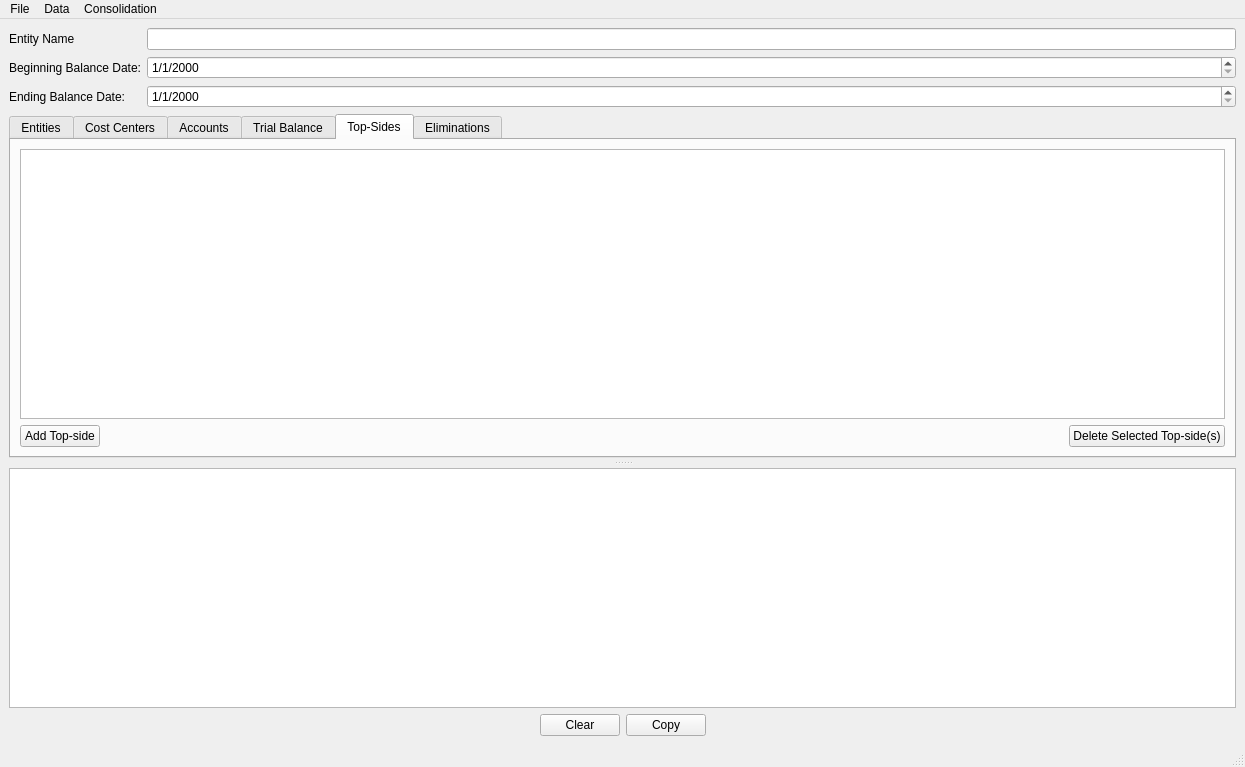
Qt form ui/MainWindow4.ui (herrsmitty8128/ConsolidationBuilder) before a commit.
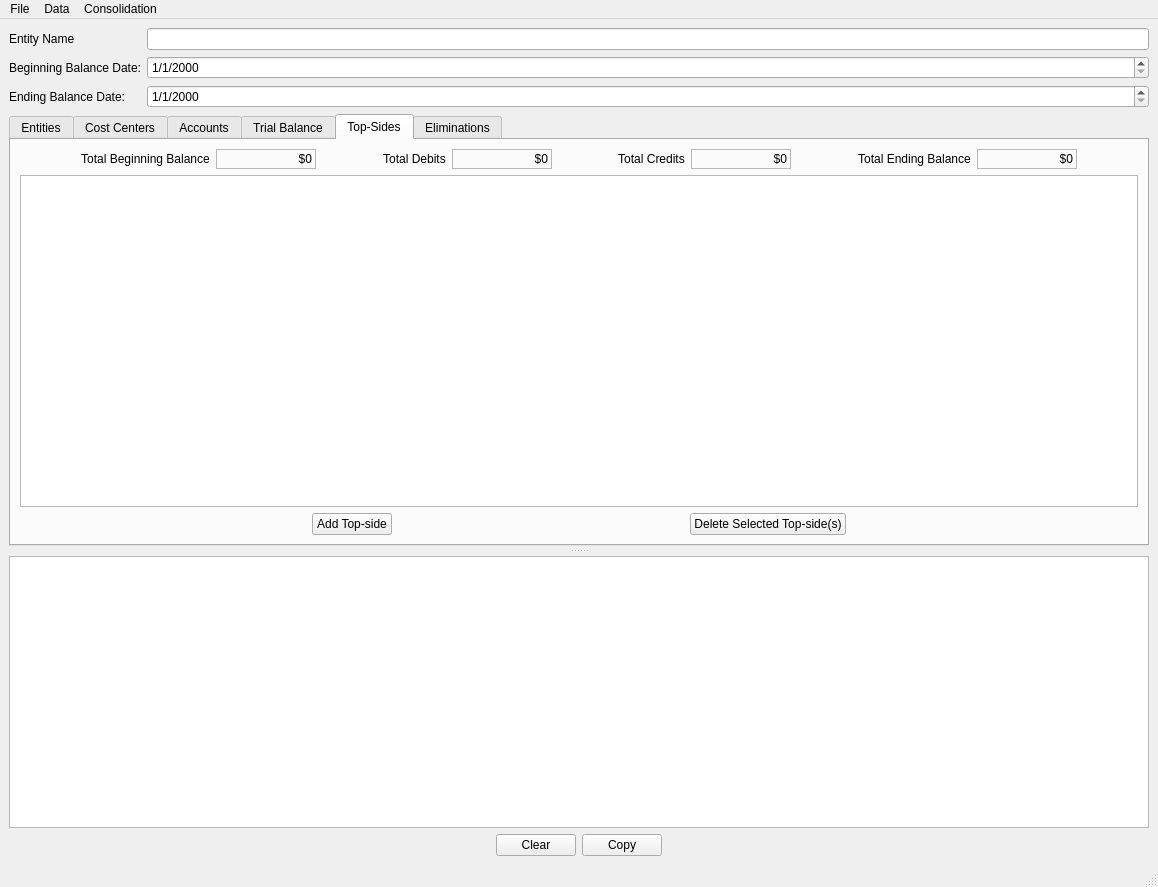
The same form after that commit.

The edit to the form file:
```diff
--- a/ui/MainWindow4.ui
+++ b/ui/MainWindow4.ui
@@ -6,8 +6,8 @@
    <rect>
     <x>0</x>
     <y>0</y>
-    <width>1245</width>
-    <height>767</height>
+    <width>1158</width>
+    <height>887</height>
    </rect>
   </property>
   <property name="windowTitle">
@@ -283,28 +283,250 @@
            <attribute name="title">
             <string>Top-Sides</string>
            </attribute>
-           <layout class="QHBoxLayout" name="horizontalLayout_6">
+           <layout class="QVBoxLayout" name="verticalLayout_8">
             <item>
              <layout class="QVBoxLayout" name="verticalLayout_7">
-              <item>
-               <widget class="QTableView" name="Top_Sides">
-                <property name="alternatingRowColors">
-                 <bool>true</bool>
-                </property>
-                <property name="selectionMode">
-                 <enum>QAbstractItemView::ExtendedSelection</enum>
-                </property>
-                <property name="selectionBehavior">
-                 <enum>QAbstractItemView::SelectRows</enum>
-                </property>
-                <property name="sortingEnabled">
-                 <bool>true</bool>
-                </property>
-               </widget>
-              </item>
               <item>
                <layout class="QHBoxLayout" name="horizontalLayout_10">
                 <item>
+                 <spacer name="horizontalSpacer_15">
+                  <property name="orientation">
+                   <enum>Qt::Horizontal</enum>
+                  </property>
+                  <property name="sizeHint" stdset="0">
+                   <size>
+                    <width>40</width>
+                    <height>20</height>
+                   </size>
+                  </property>
+                 </spacer>
+                </item>
+                <item>
+                 <widget class="QLabel" name="label_4">
+                  <property name="text">
+                   <string>Total Beginning Balance</string>
+                  </property>
+                  <property name="alignment">
+                   <set>Qt::AlignCenter</set>
+                  </property>
+                 </widget>
+                </item>
+                <item>
+                 <widget class="QLabel" name="totalTopSidesBeginning">
+                  <property name="minimumSize">
+                   <size>
+                    <width>100</width>
+                    <height>0</height>
+                   </size>
+                  </property>
+                  <property name="maximumSize">
+                   <size>
+                    <width>150</width>
+                    <height>16777215</height>
+                   </size>
+                  </property>
+                  <property name="frameShape">
+                   <enum>QFrame::StyledPanel</enum>
+                  </property>
+                  <property name="text">
+                   <string>$0</string>
+                  </property>
+                  <property name="alignment">
+                   <set>Qt::AlignRight|Qt::AlignTrailing|Qt::AlignVCenter</set>
+                  </property>
+                 </widget>
+                </item>
+                <item>
+                 <spacer name="horizontalSpacer_16">
+                  <property name="orientation">
+                   <enum>Qt::Horizontal</enum>
+                  </property>
+                  <property name="sizeHint" stdset="0">
+                   <size>
+                    <width>40</width>
+                    <height>20</height>
+                   </size>
+                  </property>
+                 </spacer>
+                </item>
+                <item>
+                 <widget class="QLabel" name="label_5">
+                  <property name="text">
+                   <string>Total Debits</string>
+                  </property>
+                  <property name="alignment">
+                   <set>Qt::AlignCenter</set>
+                  </property>
+                 </widget>
+                </item>
+                <item>
+                 <widget class="QLabel" name="totalTopSidesDebits">
+                  <property name="minimumSize">
+                   <size>
+                    <width>100</width>
+                    <height>0</height>
+                   </size>
+                  </property>
+                  <property name="maximumSize">
+                   <size>
+                    <width>150</width>
+                    <height>16777215</height>
+                   </size>
+                  </property>
+                  <property name="frameShape">
+                   <enum>QFrame::StyledPanel</enum>
+                  </property>
+                  <property name="text">
+                   <string>$0</string>
+                  </property>
+                  <property name="alignment">
+                   <set>Qt::AlignRight|Qt::AlignTrailing|Qt::AlignVCenter</set>
+                  </property>
+                 </widget>
+                </item>
+                <item>
+                 <spacer name="horizontalSpacer_17">
+                  <property name="orientation">
+                   <enum>Qt::Horizontal</enum>
+                  </property>
+                  <property name="sizeHint" stdset="0">
+                   <size>
+                    <width>40</width>
+                    <height>20</height>
+                   </size>
+                  </property>
+                 </spacer>
+                </item>
+                <item>
+                 <widget class="QLabel" name="label_6">
+                  <property name="text">
+                   <string>Total Credits</string>
+                  </property>
+                  <property name="alignment">
+                   <set>Qt::AlignCenter</set>
+                  </property>
+                 </widget>
+                </item>
+                <item>
+                 <widget class="QLabel" name="totalTopSidesCredits">
+                  <property name="minimumSize">
+                   <size>
+                    <width>100</width>
+                    <height>0</height>
+                   </size>
+                  </property>
+                  <property name="maximumSize">
+                   <size>
+                    <width>150</width>
+                    <height>16777215</height>
+                   </size>
+                  </property>
+                  <property name="frameShape">
+                   <enum>QFrame::StyledPanel</enum>
+                  </property>
+                  <property name="text">
+                   <string>$0</string>
+                  </property>
+                  <property name="alignment">
+                   <set>Qt::AlignRight|Qt::AlignTrailing|Qt::AlignVCenter</set>
+                  </property>
+                 </widget>
+                </item>
+                <item>
+                 <spacer name="horizontalSpacer_19">
+                  <property name="orientation">
+                   <enum>Qt::Horizontal</enum>
+                  </property>
+                  <property name="sizeHint" stdset="0">
+                   <size>
+                    <width>40</width>
+                    <height>20</height>
+                   </size>
+                  </property>
+                 </spacer>
+                </item>
+                <item>
+                 <widget class="QLabel" name="label_11">
+                  <property name="text">
+                   <string>Total Ending Balance</string>
+                  </property>
+                  <property name="alignment">
+                   <set>Qt::AlignCenter</set>
+                  </property>
+                 </widget>
+                </item>
+                <item>
+                 <widget class="QLabel" name="totalTopSidesEnding">
+                  <property name="minimumSize">
+                   <size>
+                    <width>100</width>
+                    <height>0</height>
+                   </size>
+                  </property>
+                  <property name="maximumSize">
+                   <size>
+                    <width>150</width>
+                    <height>16777215</height>
+                   </size>
+                  </property>
+                  <property name="frameShape">
+                   <enum>QFrame::StyledPanel</enum>
+                  </property>
+                  <property name="text">
+                   <string>$0</string>
+                  </property>
+                  <property name="alignment">
+                   <set>Qt::AlignRight|Qt::AlignTrailing|Qt::AlignVCenter</set>
+                  </property>
+                 </widget>
+                </item>
+                <item>
+                 <spacer name="horizontalSpacer_18">
+                  <property name="orientation">
+                   <enum>Qt::Horizontal</enum>
+                  </property>
+                  <property name="sizeHint" stdset="0">
+                   <size>
+                    <width>40</width>
+                    <height>20</height>
+                   </size>
+                  </property>
+                 </spacer>
+                </item>
+               </layout>
+              </item>
+              <item>
+               <widget class="QTableView" name="Top_Sides">
+                <property name="alternatingRowColors">
+                 <bool>true</bool>
+                </property>
+                <property name="selectionMode">
+                 <enum>QAbstractItemView::ExtendedSelection</enum>
+                </property>
+                <property name="selectionBehavior">
+                 <enum>QAbstractItemView::SelectRows</enum>
+                </property>
+                <property name="sortingEnabled">
+                 <bool>true</bool>
+                </property>
+               </widget>
+              </item>
+              <item>
+               <layout class="QHBoxLayout" name="horizontalLayout_6">
+                <item>
+                 <spacer name="horizontalSpacer_13">
+                  <property name="orientation">
+                   <enum>Qt::Horizontal</enum>
+                  </property>
+                  <property name="sizeHint" stdset="0">
+                   <size>
+                    <width>40</width>
+                    <height>20</height>
+                   </size>
+                  </property>
+                 </spacer>
+                </item>
+                <item>
                  <widget class="QPushButton" name="addTopSideButton">
                   <property name="text">
                    <string>Add Top-side</string>
@@ -312,7 +534,7 @@
                  </widget>
                 </item>
                 <item>
-                 <spacer name="horizontalSpacer_6">
+                 <spacer name="horizontalSpacer_12">
                   <property name="orientation">
                    <enum>Qt::Horizontal</enum>
                   </property>
@@ -331,6 +553,19 @@
                   </property>
                  </widget>
                 </item>
+                <item>
+                 <spacer name="horizontalSpacer_14">
+                  <property name="orientation">
+                   <enum>Qt::Horizontal</enum>
+                  </property>
+                  <property name="sizeHint" stdset="0">
+                   <size>
+                    <width>40</width>
+                    <height>20</height>
+                   </size>
+                  </property>
+                 </spacer>
+                </item>
                </layout>
               </item>
              </layout>
@@ -424,7 +659,7 @@
     <rect>
      <x>0</x>
      <y>0</y>
-     <width>1245</width>
+     <width>1158</width>
      <height>22</height>
     </rect>
    </property>
```
Left out of the diff: 78 changed lines with no effect on the pictures.
